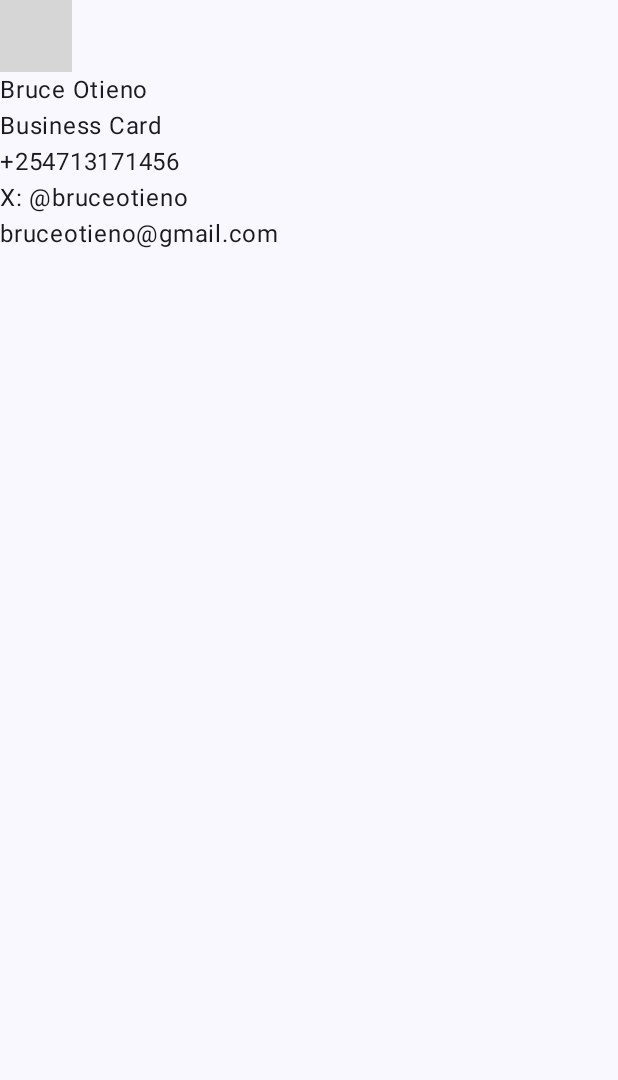
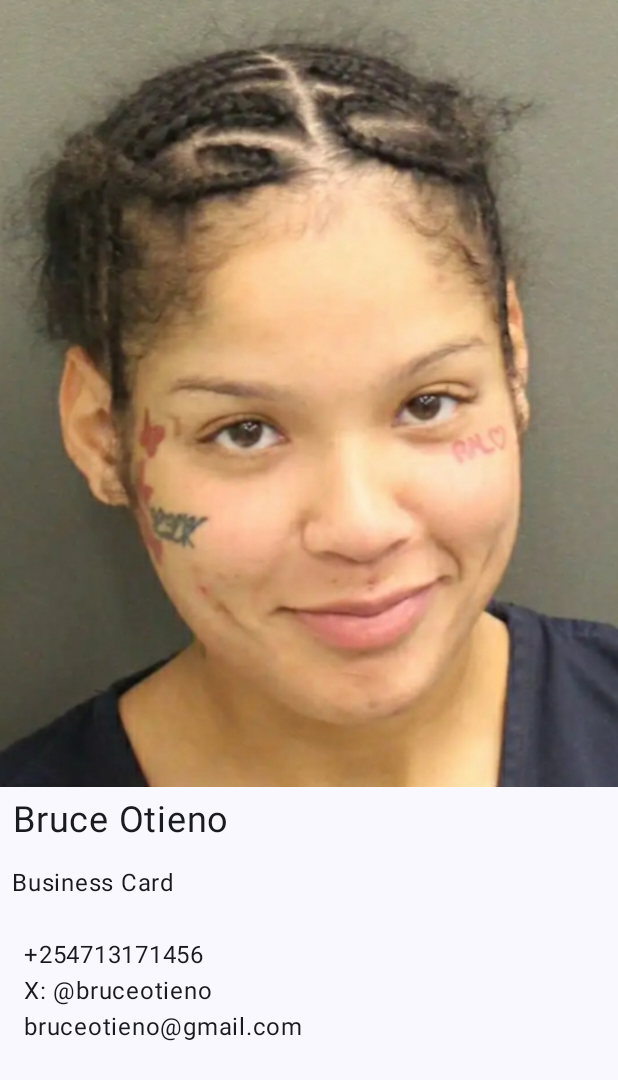
Before and after one commit to gideonbruce/Business-Card, an Android app built with Jetpack Compose: the screen it shows after launch (MainActivity), on a phone screen of 412 x 824 dp. Shown: the top 1080 px of the screen. Run offline under Robolectric (Android 15) with nearby library versions, the phone set to English and light mode, and no system bars; grey boxes are pictures that could not be loaded.

```diff
--- a/app/src/main/java/com/bruceotieno/businesscard/MainActivity.kt
+++ b/app/src/main/java/com/bruceotieno/businesscard/MainActivity.kt
@@ -6,8 +6,8 @@ import androidx.activity.compose.setContent
 import androidx.compose.foundation.Image
 import androidx.compose.foundation.layout.Box
 import androidx.compose.foundation.layout.Column
-import androidx.compose.foundation.layout.Row
 import androidx.compose.foundation.layout.fillMaxSize
+import androidx.compose.foundation.layout.padding
 import androidx.compose.material3.MaterialTheme
 import androidx.compose.material3.Surface
 import androidx.compose.material3.Text
@@ -15,7 +15,10 @@ import androidx.compose.runtime.Composable
 import androidx.compose.ui.Modifier
 import androidx.compose.ui.res.painterResource
 import androidx.compose.ui.res.stringResource
+import androidx.compose.ui.text.style.TextAlign
 import androidx.compose.ui.tooling.preview.Preview
+import androidx.compose.ui.unit.dp
+import androidx.compose.ui.unit.sp
 import com.bruceotieno.businesscard.ui.theme.BusinessCardTheme
 
 class MainActivity : ComponentActivity() {
@@ -36,22 +39,26 @@ class MainActivity : ComponentActivity() {
 }
 
 @Composable
-fun BusinessCard() {
+fun BusinessCard(modifier: Modifier = Modifier) {
     Column {
+        val image = painterResource(R.drawable.xxxl)
         Box{
-            imagePainter = painterResource(R.drawable.xxxl)
+            Image(
+                painter = image,
+                contentDescription = null
+            )
         }
-        Row {
+        Column(modifier = modifier){
             NameBox(
                 name = stringResource(R.string.name_text),
                 title = stringResource(R.string.title_text)
             )
         }
-        Column {
+        Column(modifier = Modifier.padding(16.dp)) {
             ContactInfo(
                 telephoneNo = stringResource(R.string.phone_number),
-                email = stringResource(R.string.email),
-                socialMedia = stringResource(R.string.social_media)
+                socialMedia = stringResource(R.string.social_media),
+                email = stringResource(R.string.email)
             )
         }
     }
@@ -60,24 +67,27 @@ fun BusinessCard() {
 @Composable
 fun NameBox(
     name: String,
-    title: String
+    title: String,
+    modifier: Modifier = Modifier.fillMaxSize(1f)
 ) {
-    Column{
-        Image(painter = image, contentDescription = null)
-        Text(
-            text = name
-        )
-        Text(
-            text= title
-        )
-    }
+    Text(
+        text = name,
+        textAlign = TextAlign.Center,
+        modifier = Modifier.padding(8.dp),
+        fontSize = 24.sp
+    )
+    Text(
+        text = title,
+        modifier = Modifier.padding(8.dp)
+    )
 }
 
 @Composable
 fun ContactInfo(
     telephoneNo: String,
+    socialMedia: String,
     email: String,
-    socialMedia: String
+    modifier: Modifier = Modifier.padding(8.dp)
 ) {
     Text(
         text = telephoneNo
@@ -90,6 +100,7 @@ fun ContactInfo(
     )
 }
 
+
 @Preview(showBackground = true)
 @Composable
 fun GreetingPreview() {
```
